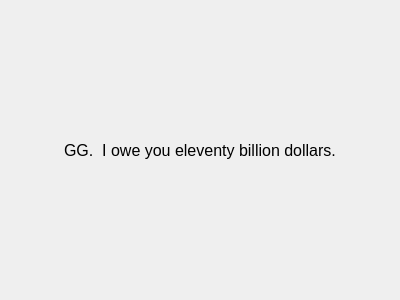
Above: MarketSimulation/finalscreen.ui from dwattttt/marketsim before the change. Below: the same form after it.
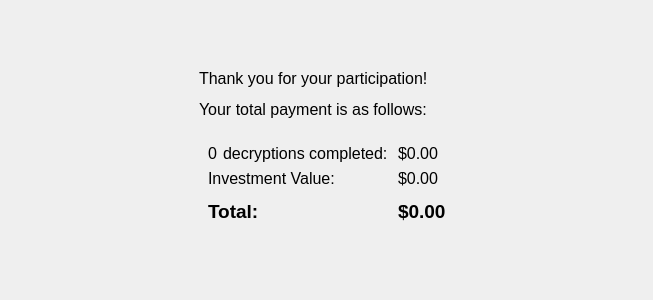
That is the form after the change.

Commit message: Completed all of the easy required changes from Digsy  * Screen 2 text  * Screen 3 text, centering  * Screen 5 text, centering  * Screen 6 text, centering  * Screen 7 text  * Screen 8 text  * Screen 9 text  * Screen 10 text  * Screen 12 text  * Initial allocation - added axis, prevent next until allocation submitted, text, centering  * Block decryption test once one round completed  * Rename total wealth to investment value  * Relocate wealth and time labels along bottom  * Add encrypted/decrypted labels to decryption widget  * Added final score screen

The edit to the form file:
```diff
--- a/MarketSimulation/finalscreen.ui
+++ b/MarketSimulation/finalscreen.ui
@@ -6,7 +6,7 @@
    <rect>
     <x>0</x>
     <y>0</y>
-    <width>400</width>
+    <width>653</width>
     <height>300</height>
    </rect>
   </property>
@@ -44,14 +44,161 @@
      </item>
      <item>
       <widget class="QLabel" name="label">
+       <property name="sizePolicy">
+        <sizepolicy hsizetype="Preferred" vsizetype="Preferred">
+         <horstretch>0</horstretch>
+         <verstretch>0</verstretch>
+        </sizepolicy>
+       </property>
+       <property name="minimumSize">
+        <size>
+         <width>250</width>
+         <height>0</height>
+        </size>
+       </property>
        <property name="font">
         <font>
          <pointsize>12</pointsize>
         </font>
        </property>
        <property name="text">
-        <string>GG.  I owe you eleventy billion dollars.</string>
+        <string>&lt;html&gt;&lt;head/&gt;&lt;body&gt;&lt;p&gt;Thank you for your participation!&lt;/p&gt;&lt;p&gt;Your total payment is as follows:&lt;/p&gt;&lt;/body&gt;&lt;/html&gt;</string>
        </property>
+       <property name="wordWrap">
+        <bool>true</bool>
+       </property>
+      </widget>
+     </item>
+     <item>
+      <widget class="QWidget" name="widget_2" native="true">
+       <property name="sizePolicy">
+        <sizepolicy hsizetype="Preferred" vsizetype="Preferred">
+         <horstretch>0</horstretch>
+         <verstretch>0</verstretch>
+        </sizepolicy>
+       </property>
+       <property name="minimumSize">
+        <size>
+         <width>250</width>
+         <height>20</height>
+        </size>
+       </property>
+       <layout class="QFormLayout" name="formLayout">
+        <property name="topMargin">
+         <number>18</number>
+        </property>
+        <item row="0" column="0">
+         <widget class="QWidget" name="widget_3" native="true">
+          <property name="minimumSize">
+           <size>
+            <width>20</width>
+            <height>20</height>
+           </size>
+          </property>
+          <layout class="QHBoxLayout" name="horizontalLayout_3">
+           <property name="margin">
+            <number>0</number>
+           </property>
+           <item>
+            <widget class="QLabel" name="lblDecryptionsCompleted">
+             <property name="minimumSize">
+              <size>
+               <width>0</width>
+               <height>0</height>
+              </size>
+             </property>
+             <property name="font">
+              <font>
+               <pointsize>12</pointsize>
+              </font>
+             </property>
+             <property name="text">
+              <string>0</string>
+             </property>
+            </widget>
+           </item>
+           <item>
+            <widget class="QLabel" name="label_2">
+             <property name="font">
+              <font>
+               <pointsize>12</pointsize>
+              </font>
+             </property>
+             <property name="text">
+              <string>decryptions completed: </string>
+             </property>
+            </widget>
+           </item>
+          </layout>
+         </widget>
+        </item>
+        <item row="1" column="0">
+         <widget class="QLabel" name="label_3">
+          <property name="font">
+           <font>
+            <pointsize>12</pointsize>
+           </font>
+          </property>
+          <property name="text">
+           <string>Investment Value:</string>
+          </property>
+          <property name="alignment">
+           <set>Qt::AlignLeading|Qt::AlignLeft|Qt::AlignVCenter</set>
+          </property>
+         </widget>
+        </item>
+        <item row="1" column="1">
+         <widget class="QLabel" name="lblInvestmentValue">
+          <property name="font">
+           <font>
+            <pointsize>12</pointsize>
+           </font>
+          </property>
+          <property name="text">
+           <string>$0.00</string>
+          </property>
+         </widget>
+        </item>
+        <item row="0" column="1">
+         <widget class="QLabel" name="lblDecryptionsValue">
+          <property name="font">
+           <font>
+            <pointsize>12</pointsize>
+           </font>
+          </property>
+          <property name="text">
+           <string>$0.00</string>
+          </property>
+         </widget>
+        </item>
+        <item row="3" column="0">
+         <widget class="QLabel" name="label_4">
+          <property name="font">
+           <font>
+            <pointsize>14</pointsize>
+           </font>
+          </property>
+          <property name="text">
+           <string>&lt;html&gt;&lt;head/&gt;&lt;body&gt;&lt;p&gt;&lt;span style=&quot; font-weight:600;&quot;&gt;Total:&lt;/span&gt;&lt;/p&gt;&lt;/body&gt;&lt;/html&gt;</string>
+          </property>
+         </widget>
+        </item>
+        <item row="3" column="1">
+         <widget class="QLabel" name="lblTotalPayment">
+          <property name="font">
+           <font>
+            <pointsize>14</pointsize>
+           </font>
+          </property>
+          <property name="text">
+           <string>&lt;html&gt;&lt;head/&gt;&lt;body&gt;&lt;p&gt;&lt;span style=&quot; font-weight:600;&quot;&gt;$0.00&lt;/span&gt;&lt;/p&gt;&lt;/body&gt;&lt;/html&gt;</string>
+          </property>
+         </widget>
+        </item>
+        <item row="2" column="0">
+         <widget class="QWidget" name="widget" native="true"/>
+        </item>
+       </layout>
       </widget>
      </item>
      <item>
```
The commit also changes 26 other files.
